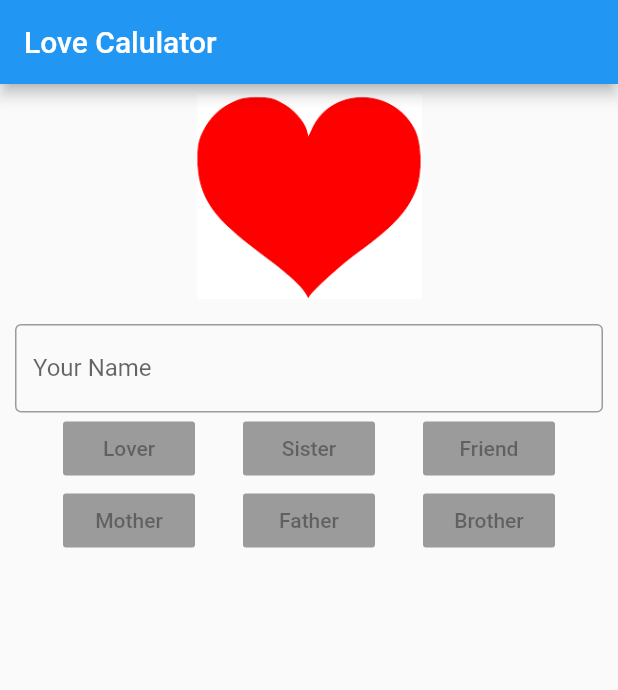
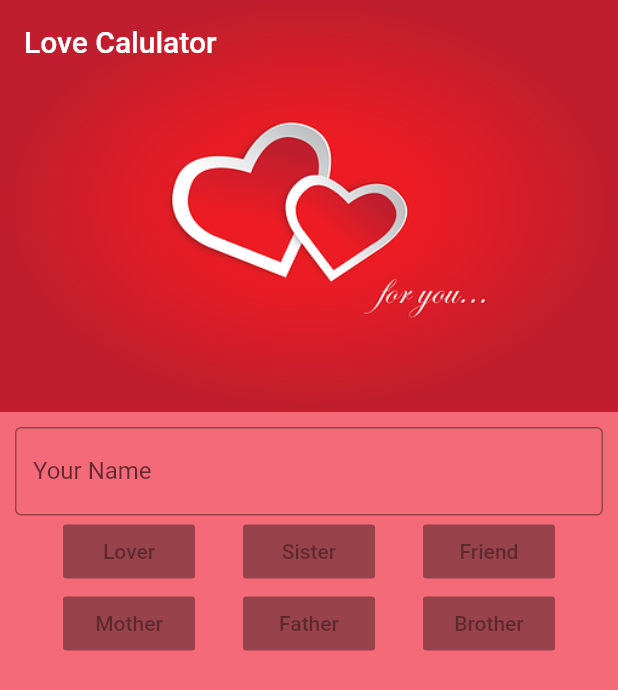
Before and after one commit to Randhir21/lovecalculator, a Flutter app: the screen it shows after launch, on a phone screen of 412 x 824 dp. Shown: the top 690 px of the screen. Run offline on Flutter 3.47's test engine with Material 2 defaults, Android fonts, the phone set to English and light mode, and no system bars.

Commit message:
second update

```diff
--- a/lib/main.dart
+++ b/lib/main.dart
@@ -13,7 +13,7 @@ class MyApp extends StatelessWidget {
   Widget build(BuildContext context) {
     return MaterialApp(
       debugShowCheckedModeBanner: false,
-      title: 'Flutter Demo',
+      title: 'Love Calculator',
       theme: ThemeData(
         primarySwatch: Colors.blue,
         visualDensity: VisualDensity.adaptivePlatformDensity,
@@ -30,7 +30,7 @@ class MyHomePage extends StatefulWidget {
 
 class _MyHomePageState extends State<MyHomePage> {
   String name;
-
+  var msg;
   int showdata;
   bool shouldEnable = false;
   var rand = Random();
@@ -42,22 +42,24 @@ class _MyHomePageState extends State<MyHomePage> {
     });
     return relation;
   }
+
 // this is a sample comment
   @override
   Widget build(BuildContext context) {
     return Scaffold(
+      extendBodyBehindAppBar: true,
+      backgroundColor: Color(0xFFf56a79),
       appBar: AppBar(
+        backgroundColor: Colors.transparent,
+        elevation: 0.0,
         title: Text("Love Calulator"),
       ),
-      body: Column(
+      body: SingleChildScrollView(
+        child: Column(
           children: [
-          Center(
-            child: Container(
+            Container(
               child: Image.asset(
-                "images/heart2.png",
-                height: 150,
-                width: 150,
-              ),
+                "images/love.webp",
               ),
             ),
             Padding(
@@ -74,6 +76,7 @@ class _MyHomePageState extends State<MyHomePage> {
                         } else if (value.length == 0) {
                           setState(() {
                             shouldEnable = false;
+                            msg = null;
                           });
                         }
                         name = value;
@@ -98,12 +101,20 @@ class _MyHomePageState extends State<MyHomePage> {
                                 ? null
                                 : () {
                                     showdata = setRandom();
+                                    setState(() {
+                                      msg =
+                                          "$name Your lover has $showdata% intimacy towards you.";
+                                    });
                                   }),
                         RaisedButton(
                             child: Text("Sister"),
                             onPressed: shouldEnable
                                 ? () {
                                     showdata = setRandom();
+                                    setState(() {
+                                      msg =
+                                          "$name Your warm hearted sister is $showdata% empathetic towards you.";
+                                    });
                                   }
                                 : null),
                         RaisedButton(
@@ -111,6 +122,10 @@ class _MyHomePageState extends State<MyHomePage> {
                             onPressed: shouldEnable
                                 ? () {
                                     showdata = setRandom();
+                                    setState(() {
+                                      msg =
+                                          "$name Your boon companion loves you $showdata%";
+                                    });
                                   }
                                 : null),
                       ],
@@ -123,6 +138,10 @@ class _MyHomePageState extends State<MyHomePage> {
                             onPressed: shouldEnable
                                 ? () {
                                     showdata = setRandom();
+                                    setState(() {
+                                      msg =
+                                          "$name Your sensitive mother loves you $showdata%";
+                                    });
                                   }
                                 : null),
                         RaisedButton(
@@ -130,6 +149,10 @@ class _MyHomePageState extends State<MyHomePage> {
                             onPressed: shouldEnable
                                 ? () {
                                     showdata = setRandom();
+                                    setState(() {
+                                      msg =
+                                          "$name Your sensitive father loves you $showdata%";
+                                    });
                                   }
                                 : null),
                         RaisedButton(
@@ -137,6 +160,10 @@ class _MyHomePageState extends State<MyHomePage> {
                             onPressed: shouldEnable
                                 ? () {
                                     showdata = setRandom();
+                                    setState(() {
+                                      msg =
+                                          "$name Your warm hearted brother is $showdata% empathetic towards you.";
+                                    });
                                   }
                                 : null),
                       ],
@@ -145,12 +172,22 @@ class _MyHomePageState extends State<MyHomePage> {
                 ),
               ),
             ),
-          Container(
-            child: (showdata == null) && (name == null)
+            SizedBox(
+              height: 20,
+            ),
+            Padding(
+              padding: const EdgeInsets.all(20.0),
+              child: Container(
+                child: msg == null
                     ? Text("")
-                : Text("$name loves you $showdata%"),
+                    : Text(
+                        msg,
+                        style: TextStyle(fontSize: 20),
+                      ),
+              ),
             ),
           ],
+        ),
       ),
     );
   }
```
Also changed, not shown: images/background.jpg (added), images/love.webp (added). Lines whose indentation alone changed are shown as unchanged.
